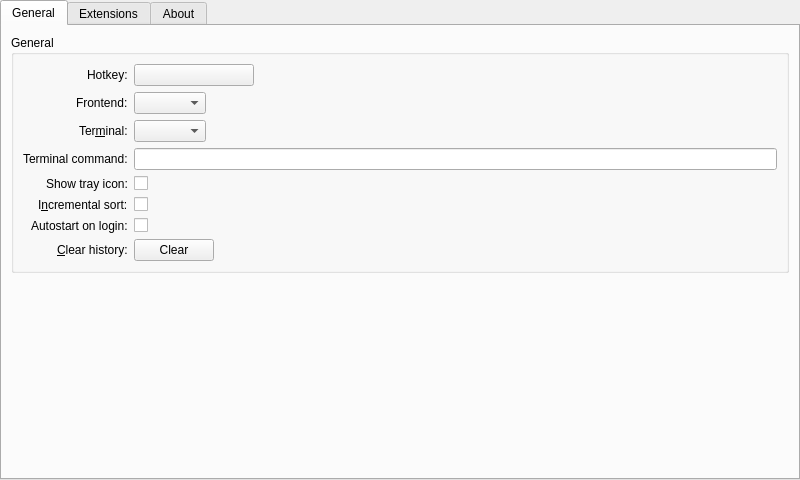
First picture: the form in lib/albertcore/src/core/settingswidget/settingswidget.ui, repository albertlauncher/albert, before the edit.
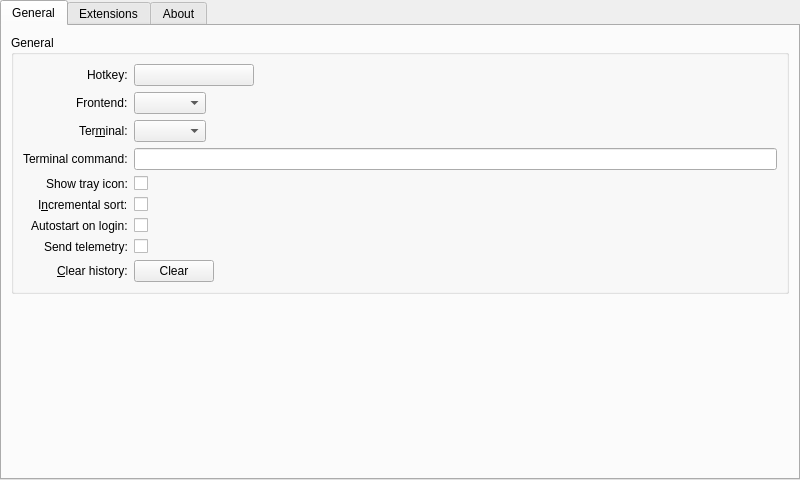
Second picture: the form after the edit. Icons and pictures are not drawn. Custom widgets are drawn as their Qt base class.

Commit message: Add telemetry checkbox. Closes #697

What changed in the file:
```diff
--- a/lib/albertcore/src/core/settingswidget/settingswidget.ui
+++ b/lib/albertcore/src/core/settingswidget/settingswidget.ui
@@ -191,8 +191,8 @@
               </property>
              </widget>
             </item>
-            <item row="7" column="0">
-             <widget class="QLabel" name="label_2">
+            <item row="8" column="0">
+             <widget class="QLabel" name="label_clear_history">
               <property name="text">
                <string>&amp;Clear history:</string>
               </property>
@@ -201,7 +201,7 @@
               </property>
              </widget>
             </item>
-            <item row="7" column="1">
+            <item row="8" column="1">
              <widget class="QPushButton" name="pushButton_clearHistory">
               <property name="sizePolicy">
                <sizepolicy hsizetype="Maximum" vsizetype="Fixed">
@@ -225,7 +225,31 @@
              </widget>
             </item>
             <item row="6" column="1">
-             <widget class="QCheckBox" name="autostartCheckBox"/>
+             <widget class="QCheckBox" name="checkBox_autostart">
+              <property name="toolTip">
+               <string>&lt;html&gt;&lt;head/&gt;&lt;body&gt;&lt;p&gt;If this option is enabled Albert will be started on session login.&lt;/p&gt;&lt;/body&gt;&lt;/html&gt;</string>
+              </property>
+             </widget>
+            </item>
+            <item row="7" column="0">
+             <widget class="QLabel" name="label_telemetry">
+              <property name="text">
+               <string>Send telemetry:</string>
+              </property>
+              <property name="buddy">
+               <cstring>checkBox_telemetry</cstring>
+              </property>
+             </widget>
+            </item>
+            <item row="7" column="1">
+             <widget class="QCheckBox" name="checkBox_telemetry">
+              <property name="toolTip">
+               <string>&lt;html&gt;&lt;head/&gt;&lt;body&gt;&lt;p&gt;If this option is enabled albert reports anonymous data.&lt;/p&gt;&lt;/body&gt;&lt;/html&gt;</string>
+              </property>
+              <property name="text">
+               <string/>
+              </property>
+             </widget>
             </item>
            </layout>
           </widget>
```
Left out of the diff: 11 changed lines with no effect on the pictures. The commit also changes 5 other files.
